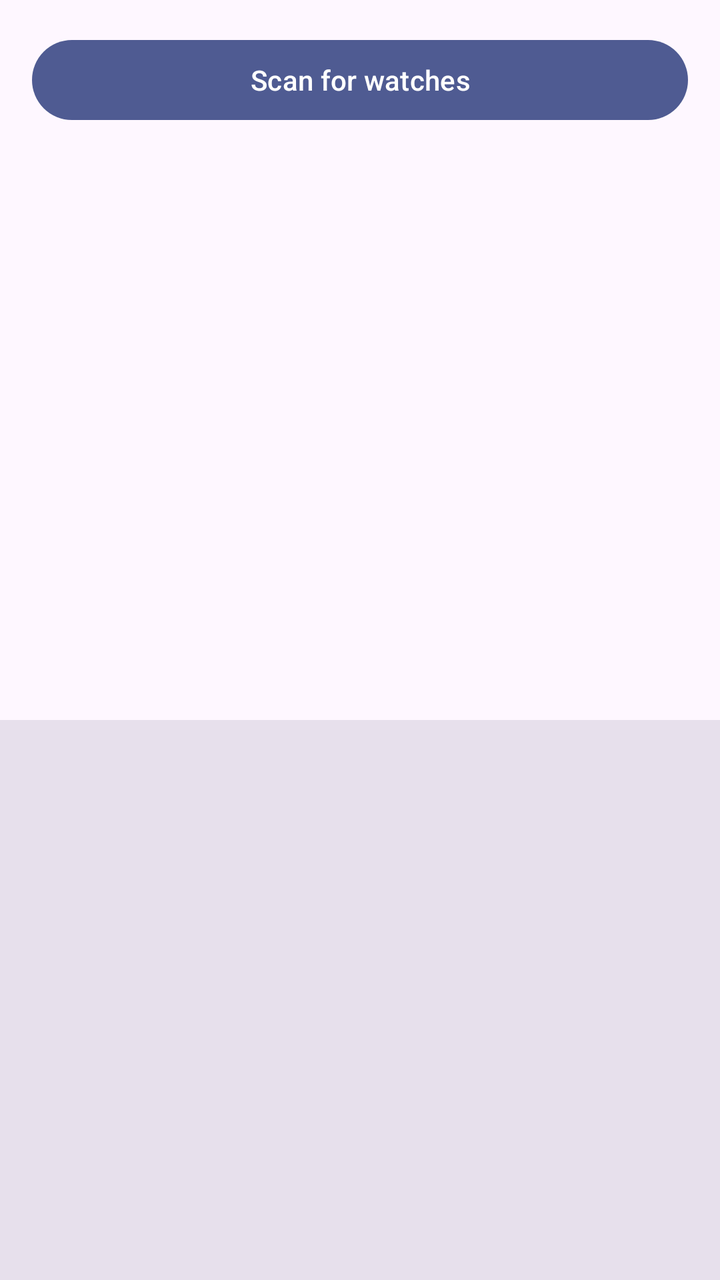
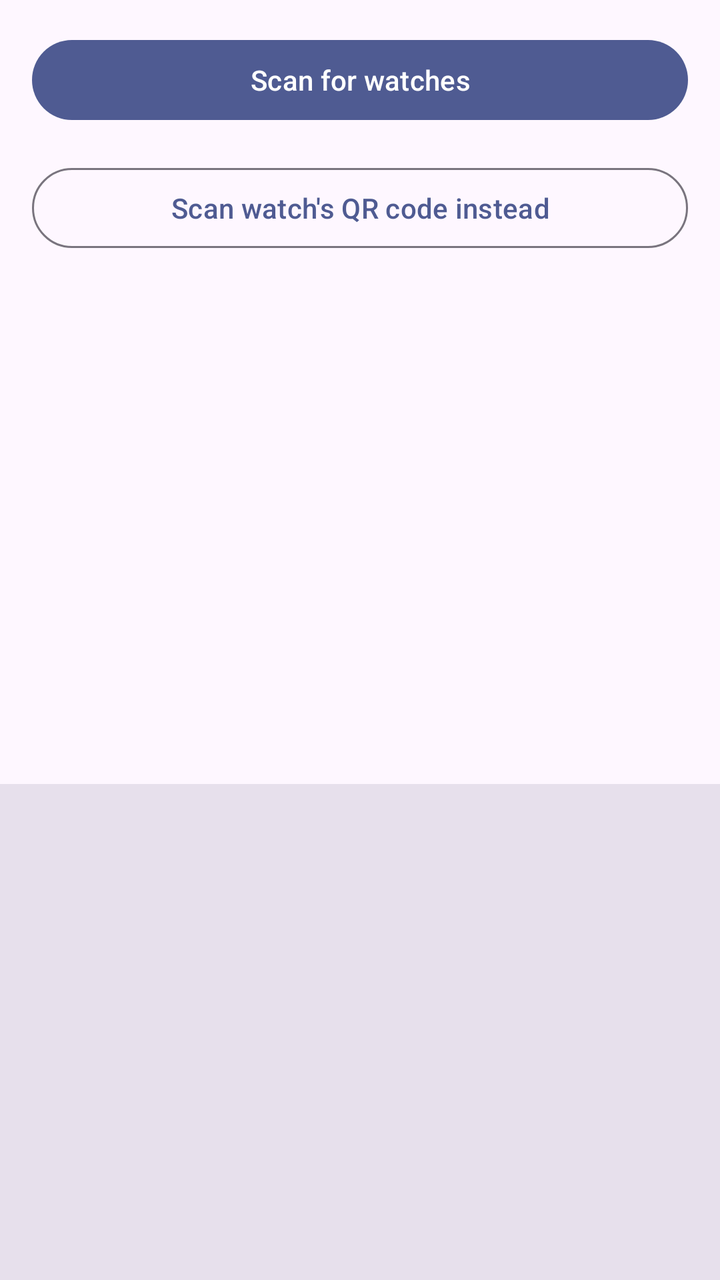

The first picture is an Android layout as it rendered before a commit; the second is the same layout after the commit. The layout source and the unified diff follow.
<!-- AndroidManifest.xml: application theme Theme.Reminders -->
<!-- res/layout/activity_watch_sync.xml -->
<?xml version="1.0" encoding="utf-8"?>
<LinearLayout xmlns:android="http://schemas.android.com/apk/res/android"
    android:layout_width="match_parent"
    android:layout_height="match_parent"
    android:orientation="vertical">

    <Button
        android:id="@+id/button_scan"
        android:layout_width="match_parent"
        android:layout_height="wrap_content"
        android:layout_margin="16dp"
        android:text="@string/watch_sync_start_scan" />

    <androidx.recyclerview.widget.RecyclerView
        android:id="@+id/recycler"
        android:layout_width="match_parent"
        android:layout_height="0dp"
        android:layout_weight="1" />

    <ScrollView
        android:id="@+id/log_scroll"
        android:layout_width="match_parent"
        android:layout_height="0dp"
        android:layout_weight="1"
        android:background="?attr/colorSurfaceVariant"
        android:padding="12dp">

        <TextView
            android:id="@+id/log_view"
            android:layout_width="match_parent"
            android:layout_height="wrap_content"
            android:fontFamily="monospace"
            android:textIsSelectable="true"
            android:textAppearance="?attr/textAppearanceBodySmall" />
    </ScrollView>
</LinearLayout>
<!-- resources referenced by this layout -->
<resources>
  <string name="watch_sync_start_scan">Scan for watches</string>
  <style name="Theme.Reminders" parent="Theme.Material3.DayNight">
          <item name="colorPrimary">@color/primary</item>
      </style>
  <color name="primary">#4F5B92</color>
</resources>

<!-- the commit's change to res/layout/activity_watch_sync.xml (unified diff, before → after) -->
@@ -8,8 +8,18 @@
         android:id="@+id/button_scan"
         android:layout_width="match_parent"
         android:layout_height="wrap_content"
+        android:layout_marginStart="16dp"
+        android:layout_marginTop="16dp"
+        android:layout_marginEnd="16dp"
+        android:text="@string/watch_sync_start_scan" />
+
+    <Button
+        android:id="@+id/button_scan_qr"
+        style="@style/Widget.Material3.Button.OutlinedButton"
+        android:layout_width="match_parent"
+        android:layout_height="wrap_content"
         android:layout_margin="16dp"
-        android:text="@string/watch_sync_start_scan" />
+        android:text="@string/watch_sync_scan_qr" />
 
     <androidx.recyclerview.widget.RecyclerView
         android:id="@+id/recycler"
<!-- resource entries referenced after the edit -->
@@ -1,5 +1,6 @@
 <!-- resources referenced by this layout -->
 <resources>
+  <string name="watch_sync_scan_qr">Scan watch\'s QR code instead</string>
   <string name="watch_sync_start_scan">Scan for watches</string>
   <style name="Theme.Reminders" parent="Theme.Material3.DayNight">
           <item name="colorPrimary">@color/primary</item>
